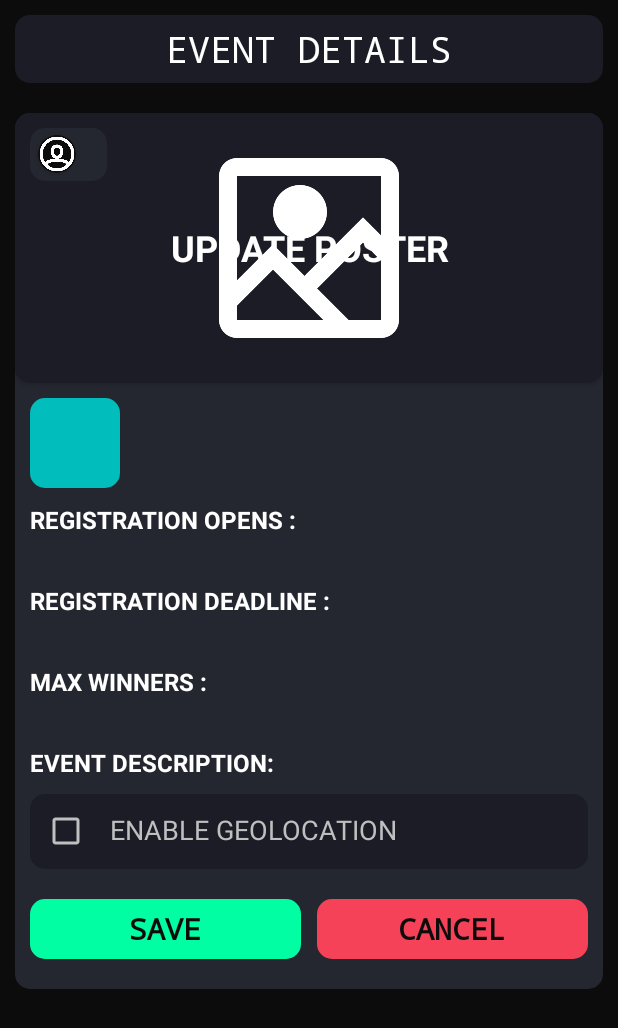
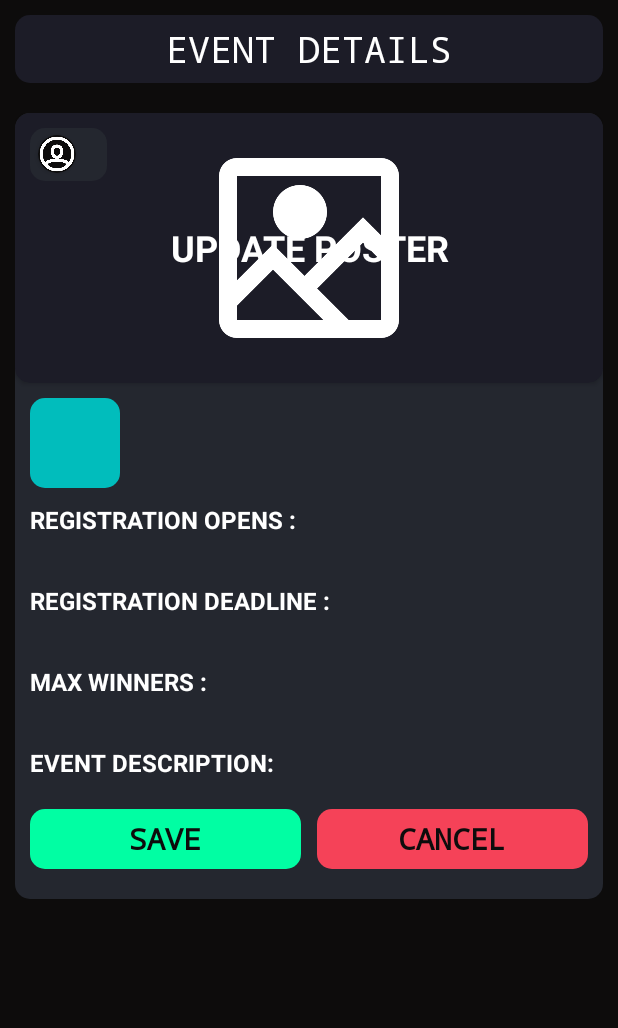
Before and after one commit to CMPUT301F24gengar/gengar-draw, an Android app: the fragment update_event placed in its activity, on a phone screen of 412 x 824 dp. Shown: the top 1028 px of the screen. Run offline under Robolectric (Android 15) with nearby library versions, the phone set to English and light mode, and no system bars; our stand-ins replace Firebase (no records; nobody signed in at launch, a user with empty details on screens opened directly); pictures from the network do not load.

Commit message:
Removed geolocation toggle from layout file

```diff
--- a/app/src/main/res/layout/fragment_update_event.xml
+++ b/app/src/main/res/layout/fragment_update_event.xml
@@ -351,35 +351,6 @@
                         android:textSize="16sp" />
 
                     <LinearLayout
-                        android:id="@+id/geolocation_background"
-                        android:layout_width="match_parent"
-                        android:layout_height="50dp"
-                        android:layout_marginStart="10dp"
-                        android:layout_marginTop="10dp"
-                        android:layout_marginEnd="10dp"
-                        android:background="@drawable/rounded_corner"
-                        android:backgroundTint="@color/black2"
-                        android:orientation="horizontal">
-
-                        <CheckBox
-                            android:id="@+id/update_event_checkbox"
-                            android:clickable="false"
-                            android:layout_width="wrap_content"
-                            android:layout_height="match_parent"
-                            android:buttonTint="@color/grey" />
-
-                        <TextView
-                            android:id="@+id/geolocation_text"
-                            android:layout_width="wrap_content"
-                            android:layout_height="wrap_content"
-                            android:layout_marginStart="5dp"
-                            android:text="@string/enable_geolocation"
-                            android:textAlignment="center"
-                            android:textColor="@color/grey"
-                            android:textSize="18sp" />
-                    </LinearLayout>
-
-                    <LinearLayout
                         android:layout_width="match_parent"
                         android:layout_height="40dp"
                         android:layout_marginTop="20dp"
```
